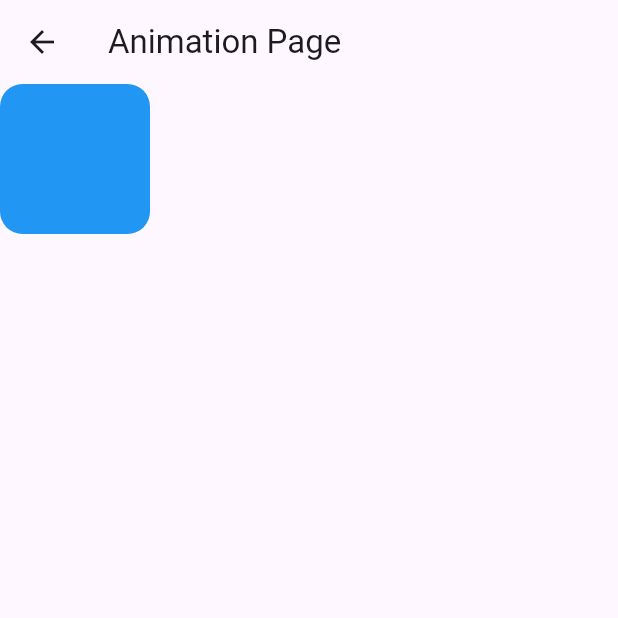
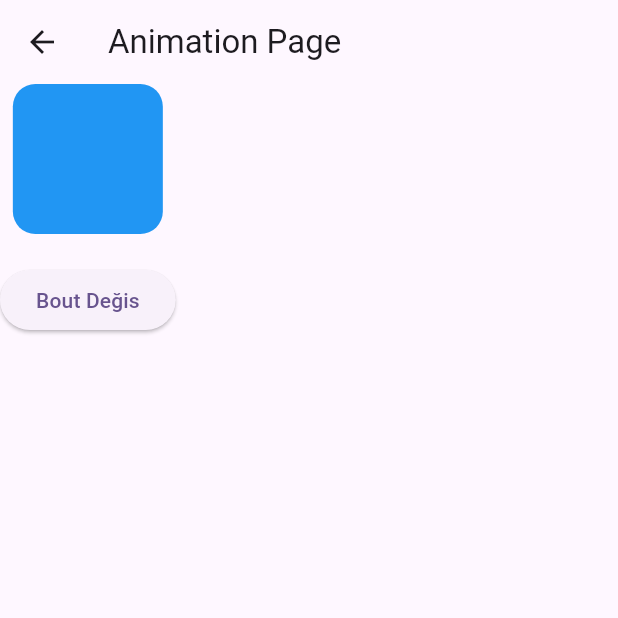
Before and after one commit to GulayAdgzl/GetXProject, a Flutter app: the AnimationPage screen opened by its route, on a phone screen of 412 x 824 dp, the top half of it. Run offline on Flutter 3.47's test engine with Material 3 defaults, Android fonts, the phone set to English and light mode, and no system bars; our stand-ins replace get, lottie, shared_preferences; accounts and stored records are empty.

Commit message:
Implement dynamic container resizing in AnimationsController and add button to AnimationPage for triggering changes; update SplashPage layout and ensure proper controller initialization.

```diff
--- a/getx/lib/animations/animation_controller.dart
+++ b/getx/lib/animations/animation_controller.dart
@@ -6,4 +6,10 @@ class AnimationsController extends GetxController {
   final containerHeight = 100.0.obs;
   final containerColor = Colors.blue.obs;
   final containerRadius = 15.0.obs;
+
+  void boyutDegis() {
+    // Değişkenleri rastgele değerlerle güncelle
+    containerWidth.value = containerWidth.value == 100.0 ? 200.0 : 100.0;
+    containerHeight.value = containerHeight.value == 100.0 ? 200.0 : 100.0;
+  }
 }
--- a/getx/lib/animations/animation_page.dart
+++ b/getx/lib/animations/animation_page.dart
@@ -23,6 +23,13 @@ class AnimationPage extends GetView<AnimationsController> {
                         BorderRadius.circular(controller.containerRadius.value),
                   ),
                 )),
+            SizedBox(height: 20),
+            Wrap(
+              children: [
+                ElevatedButton(
+                    onPressed: controller.boyutDegis, child: Text("Bout Değis"))
+              ],
+            )
           ],
         ));
   }
--- a/getx/lib/core/initial_binding.dart
+++ b/getx/lib/core/initial_binding.dart
@@ -10,7 +10,5 @@ class InitialBinding extends Bindings {
       await sharedPref.init();
       return sharedPref;
     });
-
-    Get.offAllNamed('/home');
   }
 }
--- a/getx/lib/main.dart
+++ b/getx/lib/main.dart
@@ -22,7 +22,7 @@ class MyApp extends StatelessWidget {
       getPages: [
         GetPage(
           name: '/splash',
-          page: () => const SplashPage(),
+          page: () => SplashPage(),
         ),
         GetPage(
             name: '/home',
```
Also changed, not shown: getx/lib/splash/splash_controller.dart (added, +11 -0 lines), getx/lib/splash/splash_page.dart (+9 -3 lines).
